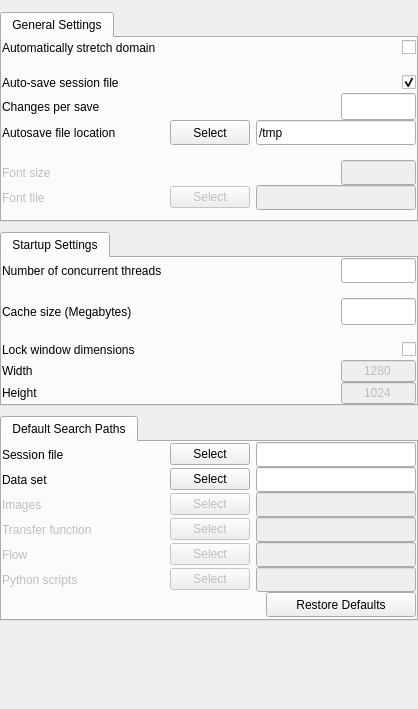
Above: apps/vaporgui/SettingsGUI.ui from StasJ/vapor-formatted before the change. Below: the same form after it.
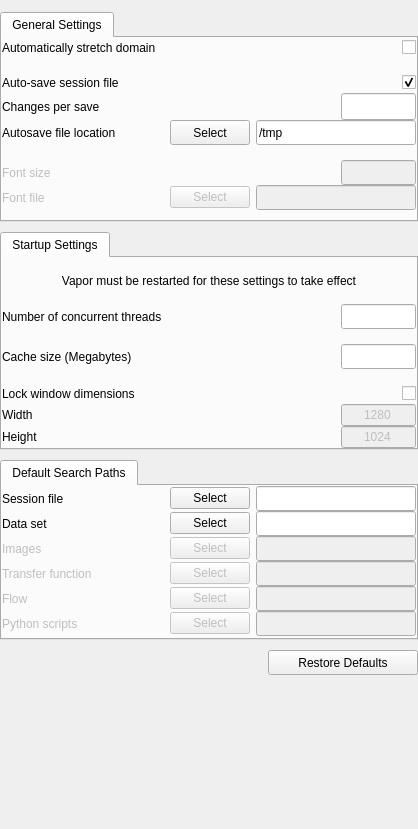
That is the form after the change.

Commit message: Default SettingsParams configuration now working

The edit to the form file:
```diff
--- a/apps/vaporgui/SettingsGUI.ui
+++ b/apps/vaporgui/SettingsGUI.ui
@@ -10,7 +10,7 @@
     <x>0</x>
     <y>0</y>
     <width>418</width>
-    <height>709</height>
+    <height>829</height>
    </rect>
   </property>
   <property name="minimumSize">
@@ -448,7 +448,7 @@
         <number>0</number>
        </property>
        <property name="topMargin">
-        <number>0</number>
+        <number>15</number>
        </property>
        <property name="rightMargin">
         <number>0</number>
@@ -456,6 +456,16 @@
        <property name="bottomMargin">
         <number>0</number>
        </property>
+       <item>
+        <widget class="QLabel" name="label_3">
+         <property name="text">
+          <string>Vapor must be restarted for these settings to take effect</string>
+         </property>
+         <property name="alignment">
+          <set>Qt::AlignCenter</set>
+         </property>
+        </widget>
+       </item>
        <item>
         <layout class="QHBoxLayout" name="horizontalLayout_12">
          <property name="topMargin">
@@ -1067,6 +1077,10 @@
          </item>
         </layout>
        </item>
+      </layout>
+     </widget>
+    </widget>
+   </item>
        <item>
         <layout class="QHBoxLayout" name="horizontalLayout_4">
          <property name="spacing">
@@ -1117,10 +1131,6 @@
           </widget>
          </item>
         </layout>
-       </item>
-      </layout>
-     </widget>
-    </widget>
    </item>
    <item>
     <spacer name="spacer202">
```
Lines whose indentation alone changed are shown as unchanged. The commit also changes 3 other files.
